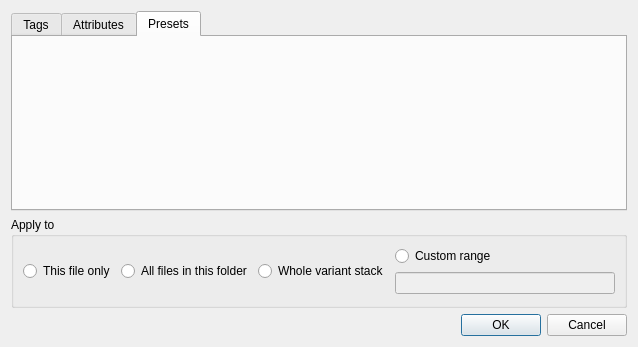
Before: the Qt Designer form ui/metadata_dialog.ui in DiamondHawk8/Oculus, drawn with Qt 5.
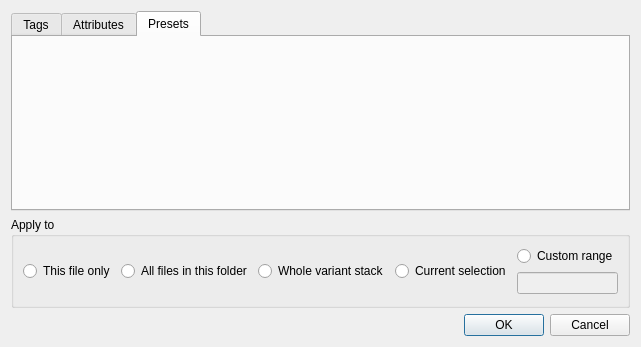
After: the same form once the commit is applied.

Commit message: Add current selection option to metadata dialog

Diff of the .ui file:
```diff
--- a/ui/metadata_dialog.ui
+++ b/ui/metadata_dialog.ui
@@ -81,6 +81,13 @@
         </property>
        </widget>
       </item>
+      <item>
+       <widget class="QRadioButton" name="radSelected">
+        <property name="text">
+         <string>Current selection</string>
+        </property>
+       </widget>
+      </item>
       <item>
        <layout class="QVBoxLayout" name="verticalLayout_2">
         <item>
```
The commit also changes 1 other file.
